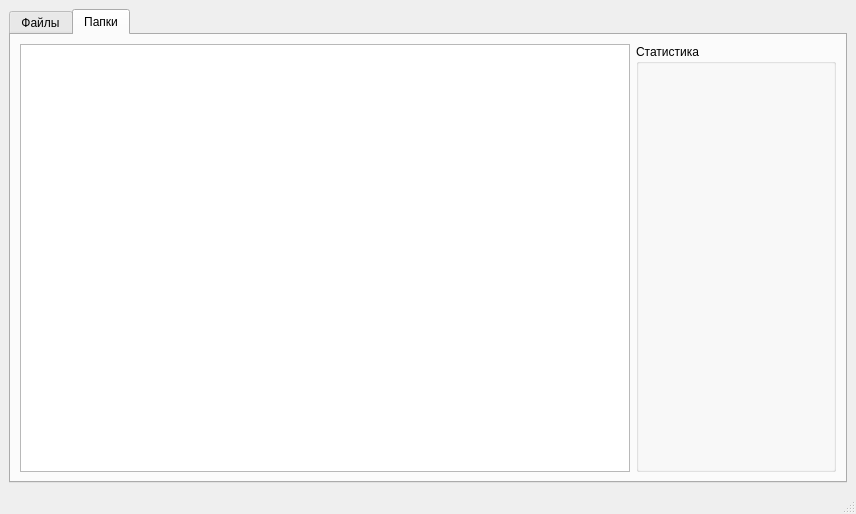
This is forms/diskview.ui in Quirtel/DiskAnalyzer as Qt 5 draws it before an edit. The edited form follows.
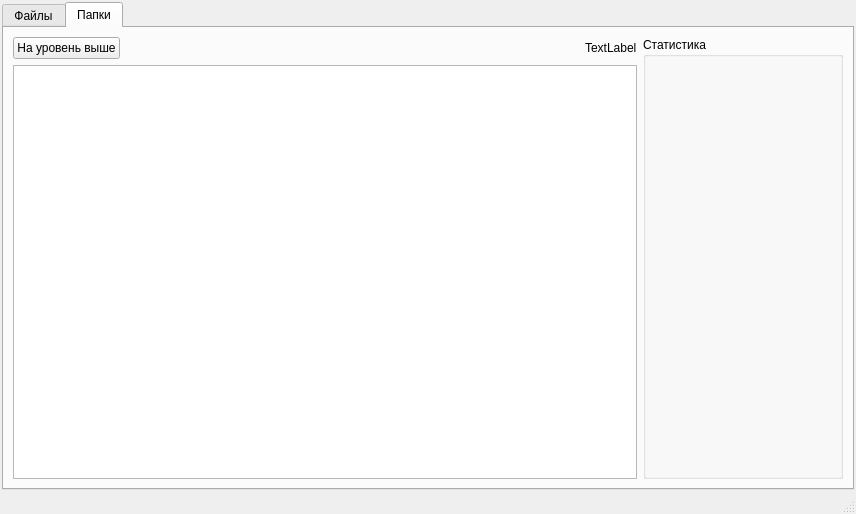
This is the edited form. The open tabs and pages were chosen to show the change.

The edit to the form file:
```diff
--- a/forms/diskview.ui
+++ b/forms/diskview.ui
@@ -15,8 +15,29 @@
   </property>
   <widget class="QWidget" name="centralwidget">
    <layout class="QGridLayout" name="gridLayout">
-    <item row="0" column="0">
+    <property name="leftMargin">
+     <number>2</number>
+    </property>
+    <property name="topMargin">
+     <number>2</number>
+    </property>
+    <property name="rightMargin">
+     <number>2</number>
+    </property>
+    <property name="bottomMargin">
+     <number>2</number>
+    </property>
+    <property name="spacing">
+     <number>2</number>
+    </property>
+    <item row="0" column="1">
      <widget class="QTabWidget" name="tabWidget">
+      <property name="tabPosition">
+       <enum>QTabWidget::North</enum>
+      </property>
+      <property name="tabShape">
+       <enum>QTabWidget::Rounded</enum>
+      </property>
       <property name="currentIndex">
        <number>0</number>
       </property>
@@ -78,14 +99,51 @@
        </attribute>
        <layout class="QGridLayout" name="gridLayout_3">
         <item row="0" column="0">
+         <layout class="QVBoxLayout" name="verticalLayout_2">
+          <item>
          <layout class="QHBoxLayout" name="horizontalLayout_2">
           <item>
-           <widget class="QTableWidget" name="tableWidget_dirs"/>
+             <widget class="QPushButton" name="pushButton_levelUp">
+              <property name="text">
+               <string>На уровень выше</string>
+              </property>
+             </widget>
           </item>
           <item>
-           <layout class="QFormLayout" name="formLayout_2"/>
+             <spacer name="horizontalSpacer">
+              <property name="orientation">
+               <enum>Qt::Horizontal</enum>
+              </property>
+              <property name="sizeHint" stdset="0">
+               <size>
+                <width>40</width>
+                <height>20</height>
+               </size>
+              </property>
+             </spacer>
           </item>
           <item>
+             <widget class="QLabel" name="label_folderPath">
+              <property name="text">
+               <string>TextLabel</string>
+              </property>
+             </widget>
+            </item>
+           </layout>
+          </item>
+          <item>
+           <widget class="QTableWidget" name="tableWidget_dirs">
+            <property name="editTriggers">
+             <set>QAbstractItemView::NoEditTriggers</set>
+            </property>
+            <property name="sortingEnabled">
+             <bool>true</bool>
+            </property>
+           </widget>
+          </item>
+         </layout>
+        </item>
+        <item row="0" column="1">
            <widget class="QGroupBox" name="groupBox_inFolder_2">
             <property name="minimumSize">
              <size>
@@ -97,8 +155,6 @@
              <string>Статистика</string>
             </property>
            </widget>
-          </item>
-         </layout>
         </item>
        </layout>
       </widget>
```
Left out of the diff: 2 changed lines with no effect on the pictures. Lines whose indentation alone changed are shown as unchanged.
